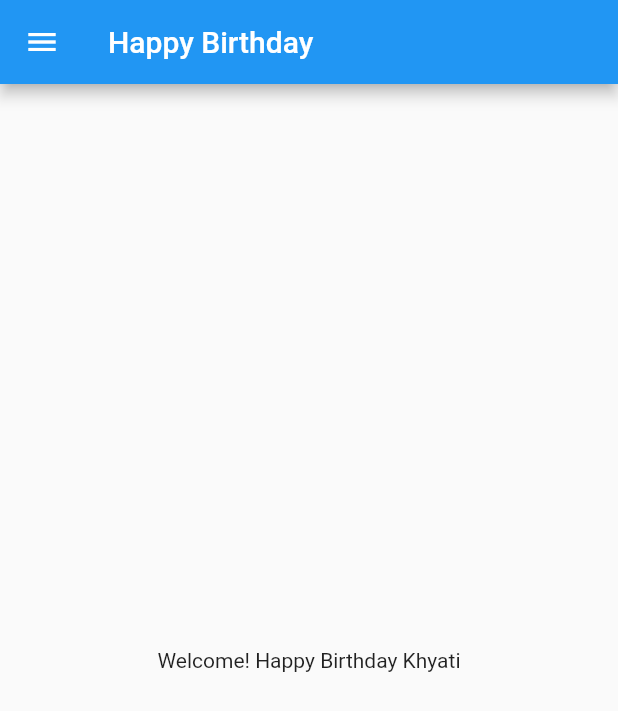
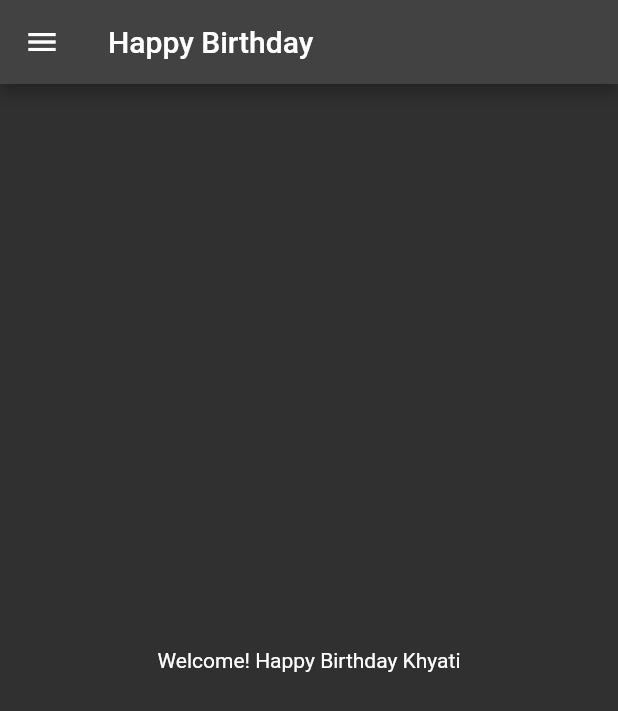
Before and after one commit to khyatigupta369/FlutterBootcamp, a Flutter app: the screen it shows after launch, on a phone screen of 412 x 824 dp. Shown: the top 711 px of the screen. Run offline on Flutter 3.47's test engine with Material 2 defaults, Android fonts, the phone set to English and light mode, and no system bars.

Commit message:
Third Commit

```diff
--- a/happy_birthday_mahi/lib/main.dart
+++ b/happy_birthday_mahi/lib/main.dart
@@ -1,5 +1,5 @@
 import 'package:flutter/material.dart';
-import 'home.dart';
+import 'pages/home_page.dart';
 
 void main() {
   runApp(MyApp());
@@ -9,7 +9,14 @@ class MyApp extends StatelessWidget {
   @override
   Widget build(BuildContext context) {
     return MaterialApp(
-      home: homePage(),
+      themeMode: ThemeMode.dark,
+      theme: ThemeData(primarySwatch: Colors.brown),
+      darkTheme: ThemeData(
+        brightness: Brightness.dark,
+      ),
+      routes: {
+        '/': (context) => homePage(),
+      },
     );
   }
 }
--- /dev/null
+++ b/happy_birthday_mahi/lib/pages/login_page.dart
@@ -0,0 +1 @@
+import 'package:flutter/material.dart';
```
Also changed, not shown: happy_birthday_mahi/lib/pages/home_page.dart (renamed from happy_birthday_mahi/lib/home.dart).
